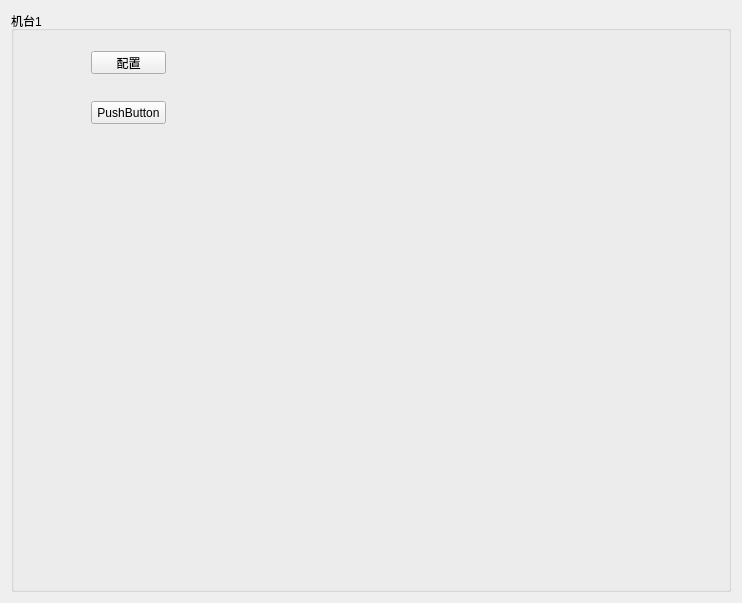
kane-zh/MES_control, file plugins/control3/mainform.ui: the form before one commit.
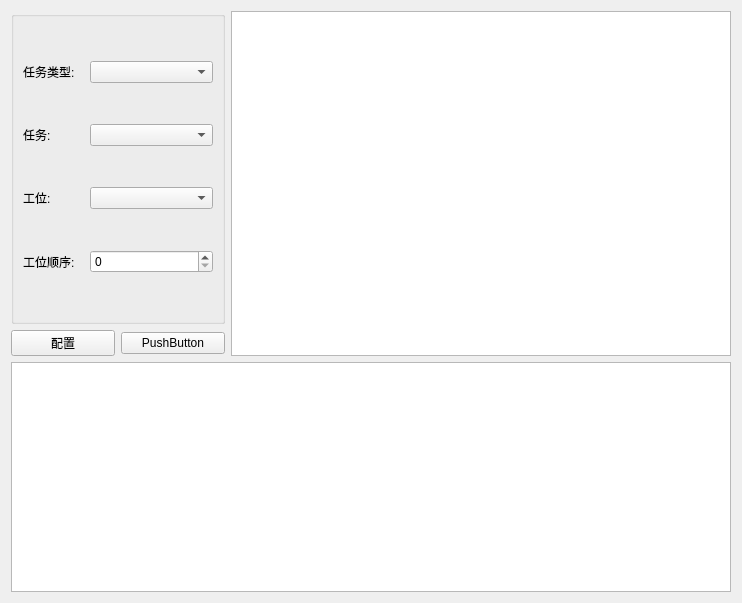
The form after the commit.

The edit to the form file:
```diff
--- a/plugins/control3/mainform.ui
+++ b/plugins/control3/mainform.ui
@@ -13,39 +13,87 @@
   <property name="windowTitle">
    <string>Form</string>
   </property>
-  <layout class="QGridLayout" name="gridLayout">
-   <item row="0" column="0">
+  <layout class="QVBoxLayout" name="verticalLayout_2" stretch="6,4">
+   <item>
+    <layout class="QHBoxLayout" name="horizontalLayout_2" stretch="3,7">
+     <item>
+      <layout class="QVBoxLayout" name="verticalLayout" stretch="9,1">
+       <item>
     <widget class="QGroupBox" name="groupBox">
      <property name="title">
-      <string>机台1</string>
-     </property>
+          <string/>
+         </property>
+         <layout class="QGridLayout" name="gridLayout">
+          <item row="1" column="0">
+           <widget class="QLabel" name="label_2">
+            <property name="text">
+             <string>任务:</string>
+            </property>
+           </widget>
+          </item>
+          <item row="1" column="1" colspan="2">
+           <widget class="QComboBox" name="task"/>
+          </item>
+          <item row="2" column="0">
+           <widget class="QLabel" name="label_3">
+            <property name="text">
+             <string>工位:</string>
+            </property>
+           </widget>
+          </item>
+          <item row="2" column="1" colspan="2">
+           <widget class="QComboBox" name="station"/>
+          </item>
+          <item row="3" column="0">
+           <widget class="QLabel" name="label_4">
+            <property name="text">
+             <string>工位顺序:</string>
+            </property>
+           </widget>
+          </item>
+          <item row="3" column="1" colspan="2">
+           <widget class="QSpinBox" name="spinBox"/>
+          </item>
+          <item row="0" column="0">
+           <widget class="QLabel" name="label">
+            <property name="text">
+             <string>任务类型:</string>
+            </property>
+           </widget>
+          </item>
+          <item row="0" column="1" colspan="2">
+           <widget class="QComboBox" name="taskType"/>
+          </item>
+         </layout>
+        </widget>
+       </item>
+       <item>
+        <layout class="QHBoxLayout" name="horizontalLayout">
+         <item>
      <widget class="QPushButton" name="showForm">
-      <property name="geometry">
-       <rect>
-        <x>80</x>
-        <y>40</y>
-        <width>75</width>
-        <height>23</height>
-       </rect>
-      </property>
       <property name="text">
        <string>配置</string>
       </property>
      </widget>
+         </item>
+         <item>
      <widget class="QPushButton" name="test">
-      <property name="geometry">
-       <rect>
-        <x>80</x>
-        <y>90</y>
-        <width>75</width>
-        <height>23</height>
-       </rect>
-      </property>
       <property name="text">
        <string>PushButton</string>
       </property>
      </widget>
-    </widget>
+         </item>
+        </layout>
+       </item>
+      </layout>
+     </item>
+     <item>
+      <widget class="QTableView" name="tableView"/>
+     </item>
+    </layout>
+   </item>
+   <item>
+    <widget class="QTextBrowser" name="textBrowser"/>
    </item>
   </layout>
  </widget>
```
Lines whose indentation alone changed are shown as unchanged.
